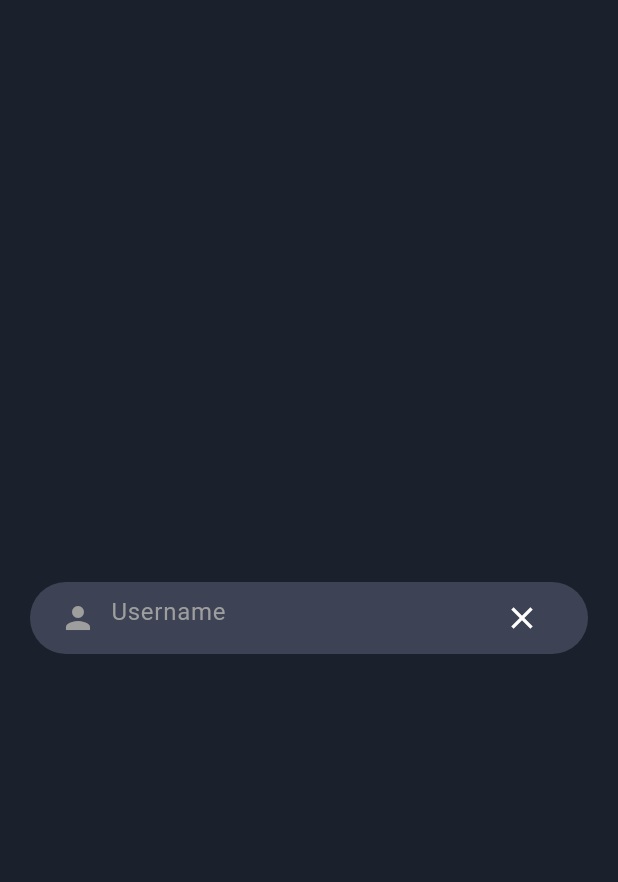
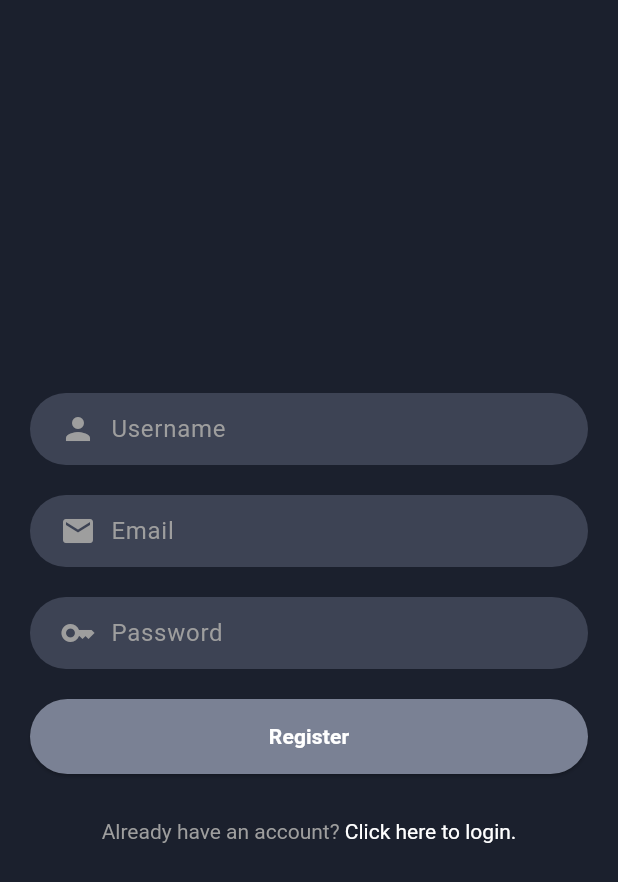
Before and after one commit to massimilianoporzio/wori_app, a Flutter app: the screen it shows after launch, on a phone screen of 412 x 824 dp. Shown: the top 882 px of the screen. Run offline on Flutter 3.47's test engine with Material 3 defaults, Android fonts, the phone set to English and light mode, and no system bars; our stand-ins replace google_fonts, loggy.

Commit message:
finito pagina register

```diff
--- a/lib/main.dart
+++ b/lib/main.dart
@@ -1,8 +1,12 @@
 import 'package:flutter/material.dart';
+import 'package:loggy/loggy.dart';
 import 'package:wori_app/core/theme.dart';
 import 'package:wori_app/register_page.dart';
 
 void main() {
+  Loggy.initLoggy(
+    logPrinter: const PrettyPrinter(showColors: true),
+  );
   runApp(const MyApp());
 }
 
--- a/lib/register_page.dart
+++ b/lib/register_page.dart
@@ -1,4 +1,5 @@
 import 'package:flutter/material.dart';
+import 'package:loggy/loggy.dart';
 import 'package:wori_app/core/theme.dart';
 
 class RegisterPage extends StatefulWidget {
@@ -8,7 +9,38 @@ class RegisterPage extends StatefulWidget {
   State<RegisterPage> createState() => _RegisterPageState();
 }
 
-class _RegisterPageState extends State<RegisterPage> {
+class _RegisterPageState extends State<RegisterPage> with UiLoggy {
+  final _showClearUsername = false;
+  final _showClearEmail = false;
+  final _showClearPassword = false;
+
+  void _showInputValues() {
+    String username = _usernameController.text;
+    String email = _emailController.text;
+    String password = _passwordController.text;
+    loggy.debug("Username: $username - Email: $email - Password: $password");
+  }
+
+  @override
+  void initState() {
+    _usernameController.addListener(
+      () => textFiledListener(_usernameController, _showClearUsername),
+    );
+    _emailController.addListener(
+      () => textFiledListener(_emailController, _showClearEmail),
+    );
+    _passwordController.addListener(
+      () => textFiledListener(_passwordController, _showClearPassword),
+    );
+    super.initState();
+  }
+
+  void textFiledListener(TextEditingController controller, bool showProperty) {
+    setState(() {
+      showProperty = controller.text.isNotEmpty;
+    });
+  }
+
   @override
   void dispose() {
     _usernameController.dispose();
@@ -30,7 +62,27 @@ class _RegisterPageState extends State<RegisterPage> {
             mainAxisAlignment: MainAxisAlignment.center,
             crossAxisAlignment: CrossAxisAlignment.stretch,
             children: [
-              _buildTextInput('Username', Icons.person, _usernameController)
+              _buildTextInput('Username', Icons.person, _usernameController,
+                  _showClearUsername),
+              SizedBox(
+                height: 20,
+              ),
+              _buildTextInput(
+                  'Email', Icons.email, _emailController, _showClearEmail),
+              SizedBox(
+                height: 20,
+              ),
+              _buildTextInput('Password', Icons.key, _passwordController,
+                  _showClearPassword,
+                  isPassword: true),
+              SizedBox(
+                height: 20,
+              ),
+              _buildRegisterButton(),
+              SizedBox(
+                height: 30,
+              ),
+              _buildLoginPrompt(),
             ],
           ),
         ),
@@ -38,8 +90,8 @@ class _RegisterPageState extends State<RegisterPage> {
     );
   }
 
-  Widget _buildTextInput(
-      String hint, IconData icon, TextEditingController controller,
+  Widget _buildTextInput(String hint, IconData icon,
+      TextEditingController controller, bool showClear,
       {bool isPassword = false}) {
     return Container(
       decoration: BoxDecoration(
@@ -63,13 +115,15 @@ class _RegisterPageState extends State<RegisterPage> {
               decoration: InputDecoration(
                 hintText: hint,
                 hintStyle: TextStyle(color: Colors.grey),
-                suffixIcon: IconButton(
-                  onPressed: controller.clear,
-                  icon: Icon(
-                    Icons.clear,
-                    color: Colors.white,
-                  ),
-                ),
+                suffixIcon: controller.text.isEmpty
+                    ? null
+                    : IconButton(
+                        onPressed: controller.clear,
+                        icon: Icon(
+                          Icons.clear,
+                          color: Colors.grey,
+                        ),
+                      ),
                 border: InputBorder.none,
               ),
               style: TextStyle(color: Colors.white),
@@ -79,4 +133,40 @@ class _RegisterPageState extends State<RegisterPage> {
       ),
     );
   }
+
+  Widget _buildLoginPrompt() {
+    return Center(
+      child: GestureDetector(
+        onTap: () {},
+        child: RichText(
+            text: TextSpan(
+                text: "Already have an account? ",
+                style: TextStyle(color: Colors.grey),
+                children: [
+              TextSpan(
+                  text: "Click here to login.",
+                  style: TextStyle(color: Colors.white))
+            ])),
+      ),
+    );
+  }
+
+  Widget _buildRegisterButton() {
+    return ElevatedButton(
+      onPressed: () {
+        _showInputValues();
+      },
+      style: ElevatedButton.styleFrom(
+        backgroundColor: DefaultColors.buttonColor,
+        shape: RoundedRectangleBorder(
+          borderRadius: BorderRadius.circular(25),
+        ),
+        padding: EdgeInsets.symmetric(vertical: 15),
+      ),
+      child: Text(
+        "Register",
+        style: TextStyle(color: Colors.white, fontWeight: FontWeight.bold),
+      ),
+    );
+  }
 }
```
Also changed, not shown: pubspec.yaml (+1 -6 lines), pubspec.lock.
